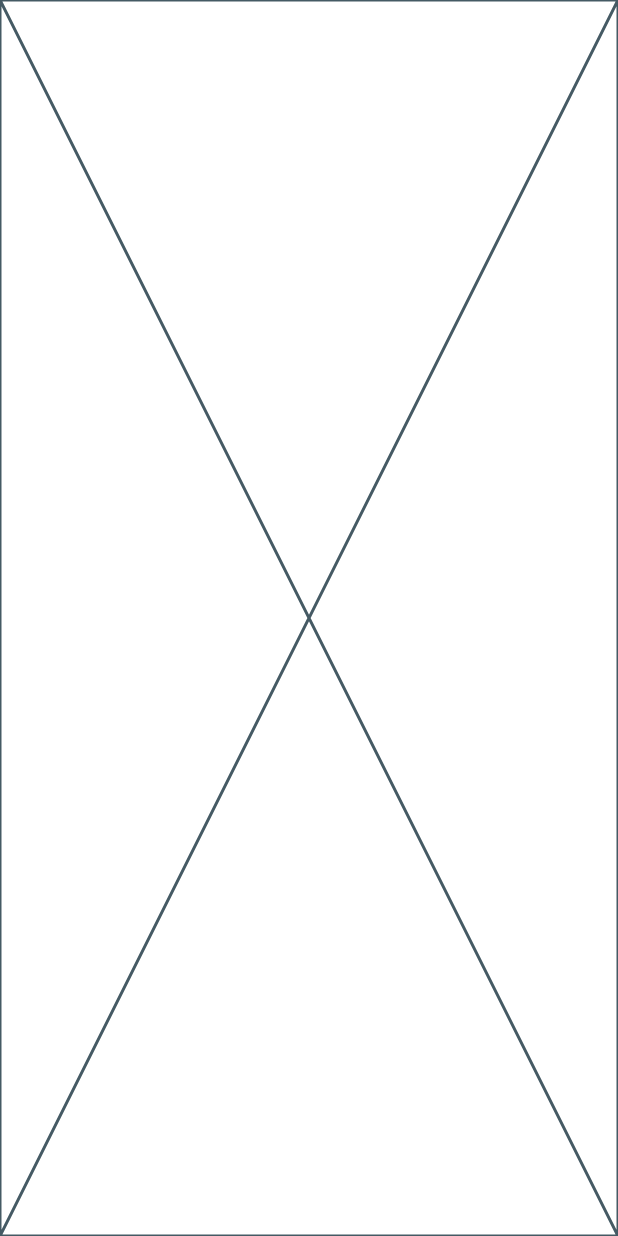
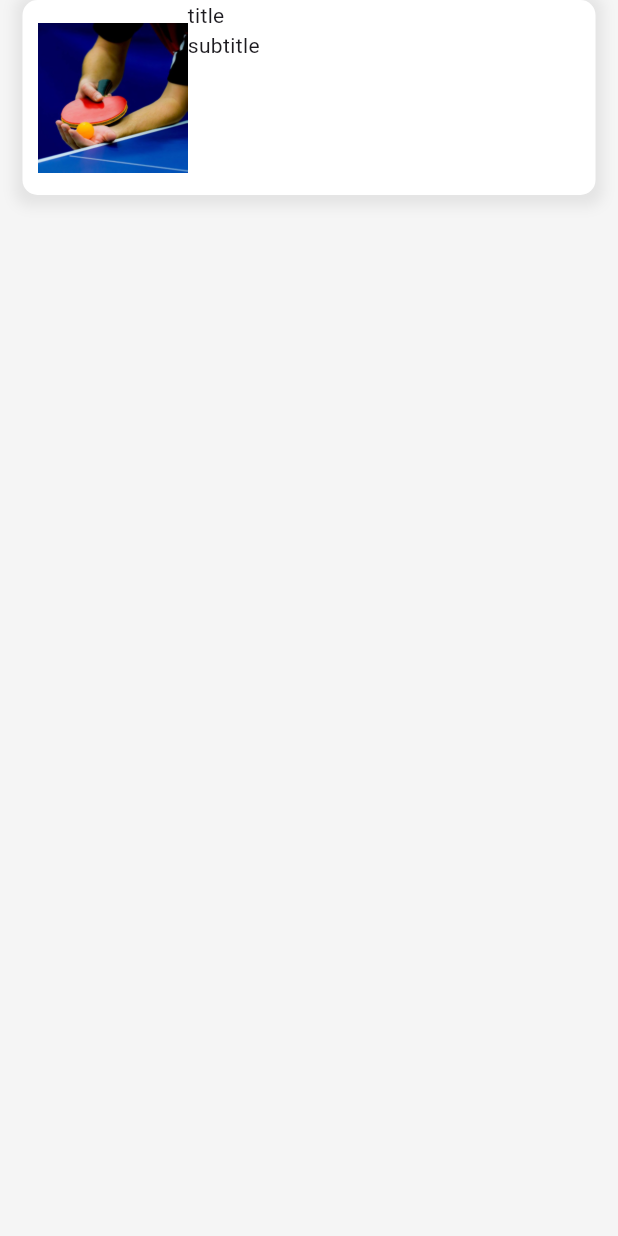
Before and after one commit to oguzdgd/ToDoApp-Flutter-Firebase, a Flutter app: the screen it shows after launch, on a phone screen of 412 x 824 dp. Run offline on Flutter 3.47's test engine with Material 3 defaults, Android fonts, the phone set to English and light mode, and no system bars; our stand-ins replace firebase_auth, firebase_core; accounts and stored records are empty; generated files the repository leaves out were written again.

```diff
--- a/todo_app/lib/main.dart
+++ b/todo_app/lib/main.dart
@@ -1,19 +1,28 @@
 import 'package:flutter/material.dart';
+import 'package:todo_app/auth/auth_page.dart';
+import 'package:firebase_core/firebase_core.dart';
+import 'package:todo_app/auth/main_page.dart';
+import 'package:todo_app/widgets/task_widget.dart';
+import 'firebase_options.dart';
 
-void main() {
-  runApp(const MyApp());
+import 'screen/login.dart';
+import 'screen/register.dart';
+
+void main() async{
+  WidgetsFlutterBinding.ensureInitialized();
+  await Firebase.initializeApp(
+    options: DefaultFirebaseOptions.currentPlatform,
+  );
+  runApp( MyApp());
 }
 
-class MyApp extends StatefulWidget {
+class MyApp extends StatelessWidget {
   const MyApp({super.key});
 
   @override
-  State<MyApp> createState() => _MyAppState();
-}
-
-class _MyAppState extends State<MyApp> {
-  @override
   Widget build(BuildContext context) {
-    return const Placeholder();
+    return MaterialApp(
+      home: Task_Widget(),
+    );
   }
 }
--- /dev/null
+++ b/todo_app/lib/widgets/task_widget.dart
@@ -0,0 +1,73 @@
+import 'package:flutter/material.dart';
+
+class Task_Widget extends StatefulWidget {
+  const Task_Widget({super.key});
+
+  @override
+  State<Task_Widget> createState() => _Task_WidgetState();
+}
+
+class _Task_WidgetState extends State<Task_Widget> {
+  @override
+  Widget build(BuildContext context) {
+    return Scaffold(
+      backgroundColor: Colors.grey.shade100,
+      body: SafeArea(
+        child: Padding(
+          padding: EdgeInsets.symmetric(horizontal: 15),
+          child: Container(
+            width: double.infinity,
+            height: 130,
+            decoration: BoxDecoration(
+              borderRadius: BorderRadius.circular(10),
+              color: Colors.white,
+              boxShadow: [
+                BoxShadow(
+                  color: Colors.grey.withOpacity(0.2),
+                  blurRadius: 7,
+                  spreadRadius: 5,
+                  offset: Offset(0, 2),
+                ),
+              ],
+            ),
+            child: Padding(
+              padding: const EdgeInsets.symmetric(horizontal: 10.0),
+              child: Row(
+                children: [
+                  //image
+                  images(),
+                  //title andd subtitle
+                  Row(
+                    crossAxisAlignment: CrossAxisAlignment.start,
+                    children: [
+                      Column(
+                        crossAxisAlignment: CrossAxisAlignment.start,
+                        children: [
+                          Text('title'),
+                          Text('subtitle'),
+                        ],
+                      ),
+                    ],
+                  )
+                ],
+              ),
+            ),
+          ),
+        ),
+      ),
+    );
+  }
+
+  Container images() {
+    return Container(
+                width: 100,
+                height: 130,
+                decoration: BoxDecoration(
+                  color: Colors.white,
+                  image: DecorationImage(
+                    image: AssetImage("images/table_tennis.jpg"),
+                  ),
+                ),
+              );
+  }
+}
```
Also changed, not shown: todo_app/lib/auth/auth_page.dart (added, +27 -0 lines), todo_app/lib/auth/main_page.dart (added, +27 -0 lines), todo_app/lib/data/auth_data.dart (added, +25 -0 lines), todo_app/lib/screen/home.dart (added, +15 -0 lines), todo_app/lib/screen/login.dart (added, +163 -0 lines), todo_app/lib/screen/register.dart (added, +174 -0 lines), todo_app/pubspec.yaml (+5 -2 lines), todo_app/images/login_page.png (added), todo_app/images/table_tennis.jpg (added), todo_app/pubspec.lock, 4 other files.
